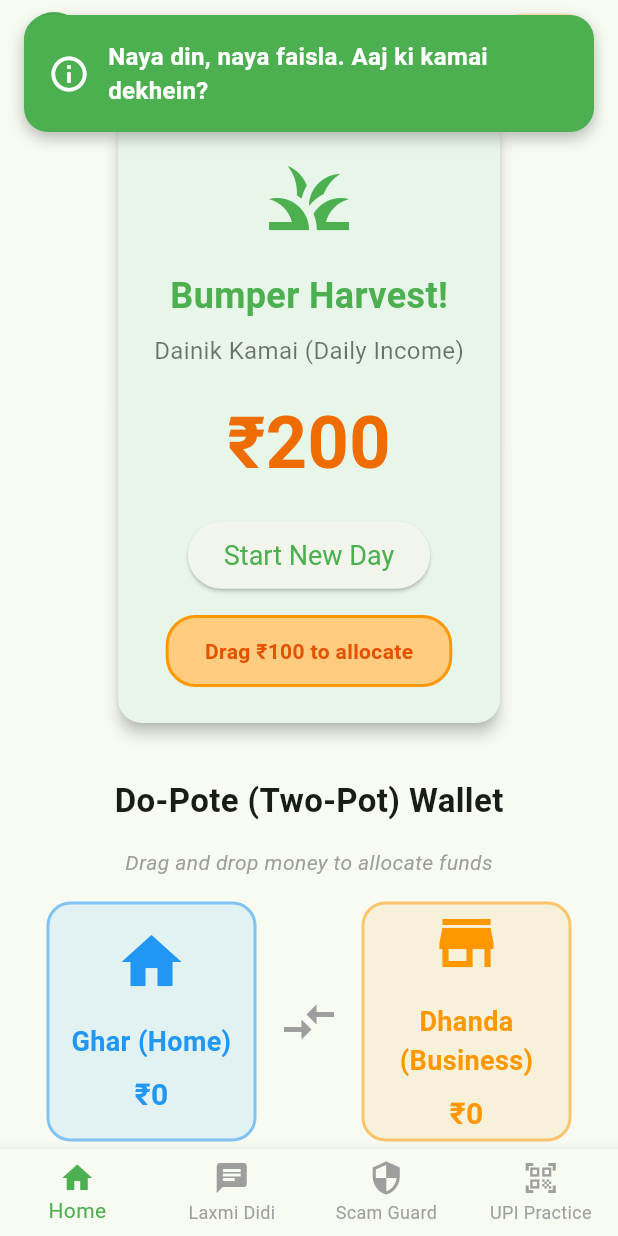
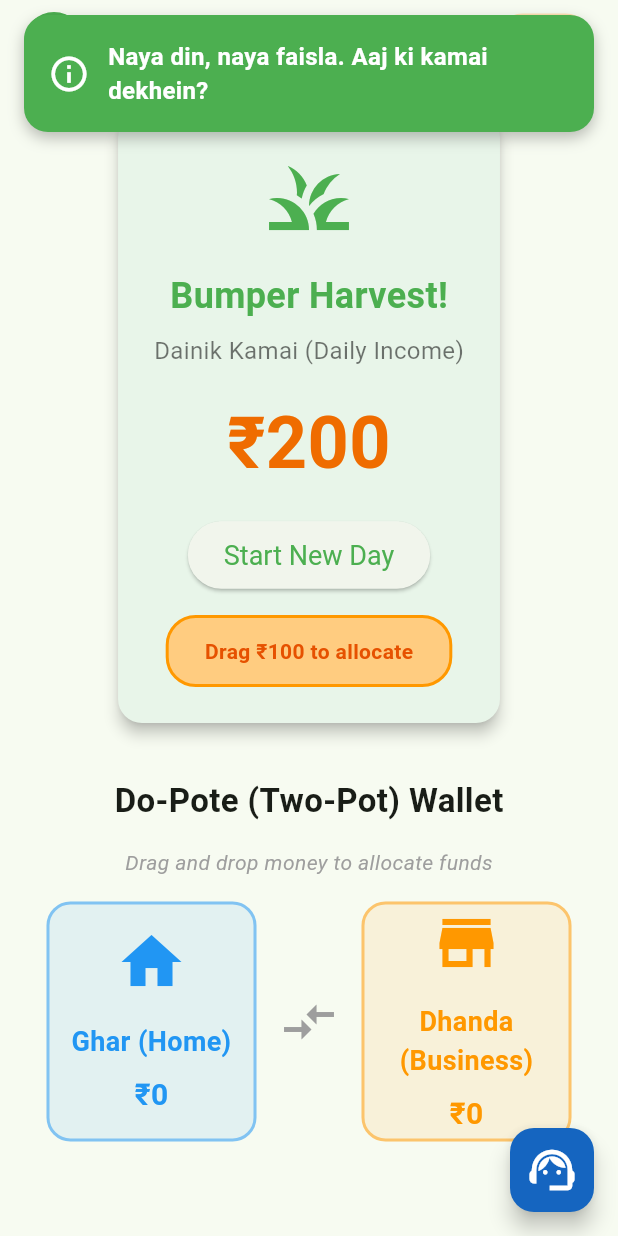
Before and after one commit to J0SAL/Sakhya, a Flutter app: the screen it shows after launch, after a tap on "Start New Day", on a phone screen of 412 x 824 dp. Run offline on Flutter 3.47's test engine with Material 3 defaults, Android fonts, the phone set to English and light mode, and no system bars.

Commit message:
Implement daily game and introduced new task screens.

```diff
--- a/frontend/lib/controllers/game_controller.dart
+++ b/frontend/lib/controllers/game_controller.dart
@@ -1,11 +1,30 @@
+import 'dart:collection';
 import 'package:flutter/material.dart';
+
+enum GameState {
+  startDay,
+  playingTask,
+}
+
+enum EventTask {
+  scamCall,
+  buySupplies,
+  laxmiQuiz,
+}
 
 class GameController extends ChangeNotifier {
   int rewardPoints = 0;
   int homePotBalance = 0;
   int businessPotBalance = 0;
   int unallocatedIncome = 0;
-  int streakDays = 2; // Duolingo style streak counter
+  int streakDays = 2;
+
+  // Global Engine State
+  GameState currentState = GameState.startDay;
+  Queue<EventTask> dailyTasks = Queue<EventTask>();
+  EventTask? currentTask;
+
+  GameController() {}
 
   void startNewDay(int newIncome) {
     unallocatedIncome += newIncome;
@@ -20,10 +39,50 @@ class GameController extends ChangeNotifier {
       } else {
         businessPotBalance += amount;
       }
+
+      // Automatic Transition trigger when successfully budgeted
+      if (unallocatedIncome == 0) {
+        _generateTasks();
+      }
+
       notifyListeners();
       return true;
     }
     return false;
+  }
+
+  void _generateTasks() {
+    dailyTasks.clear();
+    // 1. Mandatory Scam Call event
+    dailyTasks.add(EventTask.scamCall);
+
+    // 2. Conditional Financial Module based on generated Wealth
+    if (businessPotBalance >= 100) {
+      dailyTasks.add(EventTask.buySupplies);
+    } else {
+      dailyTasks.add(EventTask.laxmiQuiz);
+    }
+
+    _nextTask();
+  }
+
+  void completeCurrentTask(int rewardGranted, {int businessDeduction = 0}) {
+    rewardPoints += rewardGranted;
+    businessPotBalance -= businessDeduction;
+    if (rewardPoints < 0) rewardPoints = 0;
+
+    _nextTask();
+  }
+
+  void _nextTask() {
+    if (dailyTasks.isEmpty) {
+      // Loop resets!
+      currentState = GameState.startDay;
+    } else {
+      currentTask = dailyTasks.removeFirst();
+      currentState = GameState.playingTask;
+    }
+    notifyListeners();
   }
 
   bool buyItemWithPoints(int pointsCost) {
@@ -34,21 +93,4 @@ class GameController extends ChangeNotifier {
     }
     return false;
   }
-
-  void completeScamEncounter(bool success) {
-    if (success) {
-      rewardPoints += 50;
-    } else {
-      rewardPoints -= 20;
-    }
-    notifyListeners();
-  }
-
-  void completeUpiPayment() {
-    if (businessPotBalance >= 100) {
-      businessPotBalance -= 100;
-      rewardPoints += 20;
-      notifyListeners();
-    }
-  }
 }
--- a/frontend/lib/main.dart
+++ b/frontend/lib/main.dart
@@ -4,6 +4,7 @@ import 'package:provider/provider.dart';
 import 'controllers/game_controller.dart';
 import 'screens/home_dashboard.dart';
 import 'screens/laxmi_didi_chat.dart';
+import 'screens/laxmi_quiz_screen.dart';
 import 'screens/samriddhi_store.dart';
 import 'screens/scam_guard_simulator.dart';
 import 'screens/streak_calendar_screen.dart';
@@ -40,33 +41,67 @@ class SakhyaApp extends StatelessWidget {
           ),
         ),
       ),
-      home: const MainNavigationScreen(),
+      home: const DailyLoopRouter(),
       debugShowCheckedModeBanner: false,
     );
   }
 }
 
-class MainNavigationScreen extends StatefulWidget {
-  const MainNavigationScreen({super.key});
-
-  @override
-  State<MainNavigationScreen> createState() => _MainNavigationScreenState();
-}
-
-class _MainNavigationScreenState extends State<MainNavigationScreen> {
-  int _currentIndex = 0;
-
-  final List<Widget> _screens = const [
-    HomeDashboardScreen(),
-    LaxmiDidiChatScreen(),
-    ScamGuardSimulatorScreen(),
-    UPIPracticeScreen(),
-  ];
+class DailyLoopRouter extends StatelessWidget {
+  const DailyLoopRouter({super.key});
 
   @override
   Widget build(BuildContext context) {
+    final state = context.watch<GameController>().currentState;
+
+    Widget bodyContent;
+    switch (state) {
+      case GameState.startDay:
+         bodyContent = const HomeDashboardScreen(key: ValueKey('home'));
+         break;
+      case GameState.playingTask:
+         final task = context.watch<GameController>().currentTask;
+         if (task == EventTask.scamCall) {
+            bodyContent = const ScamGuardSimulatorScreen(key: ValueKey('scam'));
+         } else if (task == EventTask.buySupplies) {
+            bodyContent = const UPIPracticeScreen(key: ValueKey('upi'));
+         } else {
+            bodyContent = const LaxmiQuizScreen(key: ValueKey('quiz'));
+         }
+         break;
+    }
+
     return Scaffold(
-      appBar: AppBar(
+      appBar: _buildAppBar(context),
+      body: bodyContent,
+      floatingActionButton: FloatingActionButton(
+        onPressed: () {
+          showModalBottomSheet(
+            context: context,
+            isScrollControlled: true,
+            backgroundColor: Colors.transparent,
+            builder: (_) => Container(
+              height: MediaQuery.of(context).size.height * 0.8,
+              decoration: const BoxDecoration(
+                color: Colors.white,
+                borderRadius: BorderRadius.vertical(top: Radius.circular(24)),
+              ),
+              child: const ClipRRect(
+                borderRadius: BorderRadius.vertical(top: Radius.circular(24)),
+                child: LaxmiDidiChatScreen(),
+              ),
+            ),
+          );
+        },
+        backgroundColor: Colors.blue.shade800,
+        child: const Icon(Icons.support_agent, color: Colors.white, size: 36),
+      ),
+      floatingActionButtonLocation: FloatingActionButtonLocation.endFloat,
+    );
+  }
+
+  PreferredSizeWidget _buildAppBar(BuildContext context) {
+    return AppBar(
       title: Row(
         children: [
           GestureDetector(
@@ -90,7 +125,24 @@ class _MainNavigationScreenState extends State<MainNavigationScreen> {
         Padding(
           padding: const EdgeInsets.only(right: 16.0),
           child: GestureDetector(
-              onTap: () => Navigator.push(context, MaterialPageRoute(builder: (_) => const SamriddhiStoreScreen())),
+            onTap: () {
+              showModalBottomSheet(
+                context: context,
+                isScrollControlled: true,
+                backgroundColor: Colors.transparent,
+                builder: (_) => Container(
+                  height: MediaQuery.of(context).size.height * 0.85,
+                  decoration: const BoxDecoration(
+                    color: Colors.white,
+                    borderRadius: BorderRadius.vertical(top: Radius.circular(24)),
+                  ),
+                  child: const ClipRRect(
+                    borderRadius: BorderRadius.vertical(top: Radius.circular(24)),
+                    child: SamriddhiStoreScreen(),
+                  ),
+                ),
+              );
+            },
             child: Center(
               child: Container(
                 padding: const EdgeInsets.symmetric(horizontal: 12, vertical: 6),
@@ -108,37 +160,7 @@ class _MainNavigationScreenState extends State<MainNavigationScreen> {
           ),
         ),
       ],
-      ),
-      body: _screens[_currentIndex],
-      bottomNavigationBar: BottomNavigationBar(
-        currentIndex: _currentIndex,
-        onTap: (index) {
-          setState(() {
-            _currentIndex = index;
-          });
-        },
-        type: BottomNavigationBarType.fixed,
-        selectedItemColor: Colors.green,
-        unselectedItemColor: Colors.grey,
-        items: const [
-          BottomNavigationBarItem(
-            icon: Icon(Icons.home),
-            label: 'Home',
-          ),
-          BottomNavigationBarItem(
-            icon: Icon(Icons.chat),
-            label: 'Laxmi Didi',
-          ),
-          BottomNavigationBarItem(
-            icon: Icon(Icons.security),
-            label: 'Scam Guard',
-          ),
-          BottomNavigationBarItem(
-            icon: Icon(Icons.qr_code_scanner),
-            label: 'UPI Practice',
-          ),
-        ],
-      ),
+      automaticallyImplyLeading: false,
     );
   }
 }
--- /dev/null
+++ b/frontend/lib/screens/day_locked_screen.dart
@@ -0,0 +1,5 @@
+import 'package:flutter/material.dart';
+class DayLockedScreen extends StatelessWidget {
+  const DayLockedScreen({super.key});
+  @override Widget build(BuildContext context) => const Scaffold();
+}
--- a/frontend/lib/screens/home_dashboard.dart
+++ b/frontend/lib/screens/home_dashboard.dart
@@ -45,7 +45,7 @@ class HomeDashboardScreen extends StatelessWidget {
                     const SizedBox(height: 16),
                     ElevatedButton(
                       onPressed: () {
-                        final amounts = [200, 450];
+                        final amounts = [200, 300, 400, 500];
                         final newIncome = amounts[Random().nextInt(amounts.length)];
                         context.read<GameController>().startNewDay(newIncome);
                         NotificationOverlay.show(
--- a/frontend/lib/screens/otp_pin_pad_screen.dart
+++ b/frontend/lib/screens/otp_pin_pad_screen.dart
@@ -69,9 +69,8 @@ class OtpPinPadScreen extends StatelessWidget {
     if (ModalRoute.of(context)?.isCurrent != true) return;
 
     // Immediate consequences
-    context.read<GameController>().completeScamEncounter(false);
+    context.read<GameController>().completeCurrentTask(-20);
     NotificationOverlay.show(context, 'Never share your OTP! Points lost.', isError: true);
-    Navigator.of(context).pop();
   }
 }
 
--- a/frontend/lib/screens/scam_guard_simulator.dart
+++ b/frontend/lib/screens/scam_guard_simulator.dart
@@ -61,7 +61,7 @@ class ScamGuardSimulatorScreen extends StatelessWidget {
                   _buildCallButton(Icons.call_end, Colors.red, 'Decline', () {
                     if (ModalRoute.of(context)?.isCurrent != true) return;
 
-                    context.read<GameController>().completeScamEncounter(true);
+                    context.read<GameController>().completeCurrentTask(50);
 
                     NotificationOverlay.show(context, 'Good job! You avoided a scam.', isSuccess: true);
                     // Only pop if we pushed a route (e.g. from FAB). If inside BottomNav, it doesn't do much.
```
Also changed, not shown: frontend/lib/screens/laxmi_quiz_screen.dart (added, +79 -0 lines), frontend/lib/screens/upi_practice_screen.dart (+1 -6 lines). Lines whose indentation alone changed are shown as unchanged.
